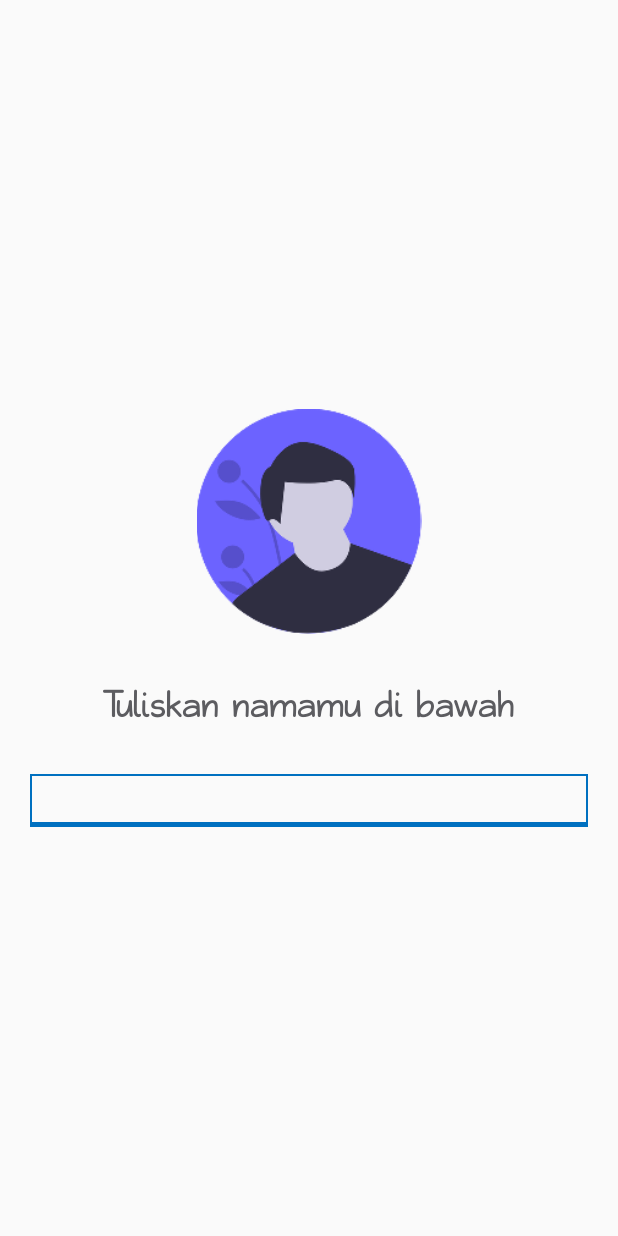
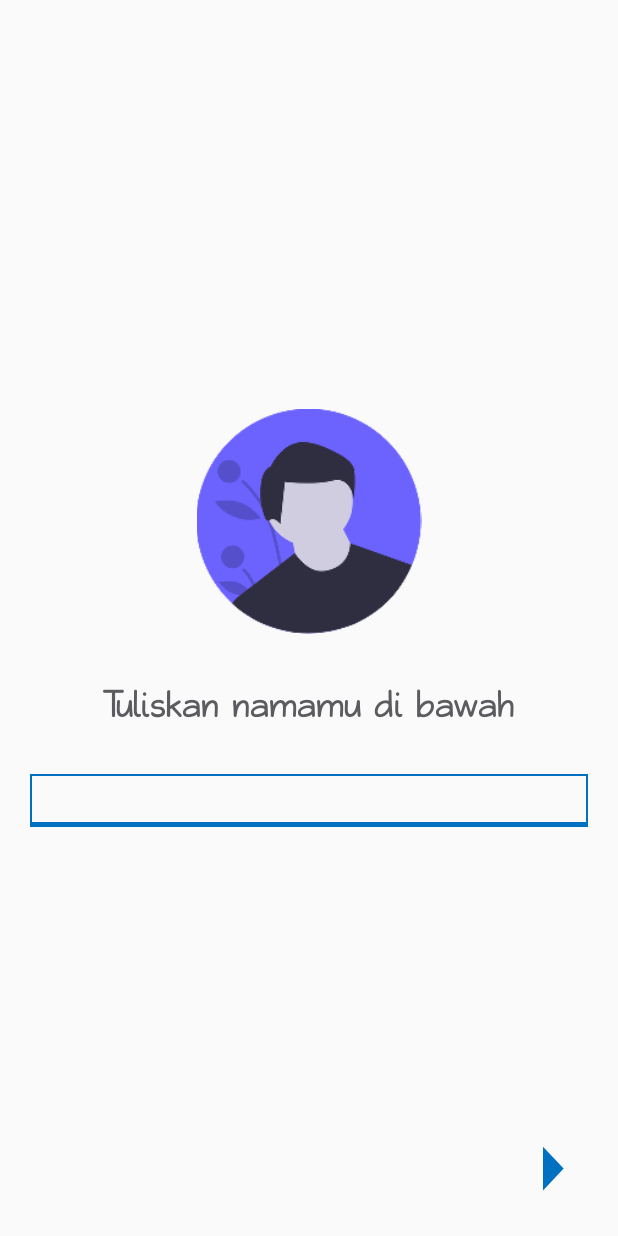
Before and after one commit to krisnasirait/Rock-Paper-Scissors-Game, an Android app: the fragment ThirdLandingPageFragment shown on its own in the app's theme, on a phone screen of 412 x 824 dp. Run offline under Robolectric (Android 15) with nearby library versions, the phone set to English and light mode, and no system bars.

Commit message:
fixing layout fragment_third_landing_page.xml

```diff
--- a/app/src/main/res/layout/fragment_third_landing_page.xml
+++ b/app/src/main/res/layout/fragment_third_landing_page.xml
@@ -52,6 +52,18 @@
         app:layout_constraintStart_toStartOf="parent"
         app:layout_constraintTop_toBottomOf="@id/tv_text" />
 
+    <Button
+        android:id="@+id/btn_arrow"
+        android:layout_width="30dp"
+        android:layout_height="50dp"
+        android:layout_marginEnd="30dp"
+        android:layout_marginBottom="20dp"
+        android:scaleType="fitXY"
+        android:background="@drawable/ic_arrow"
+        android:backgroundTint="@color/blue"
+        app:layout_constraintBottom_toBottomOf="parent"
+        app:layout_constraintRight_toRightOf="parent"/>
+
     <androidx.constraintlayout.widget.Guideline
         android:id="@+id/guideline_start"
         android:layout_width="wrap_content"
```
